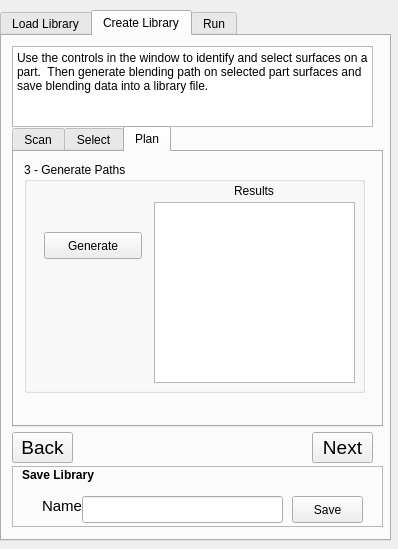
Above: godel_plugins/src/widgets/robot_blending_plugin.ui from ros-industrial-attic/godel before the change. Below: the same form after it.
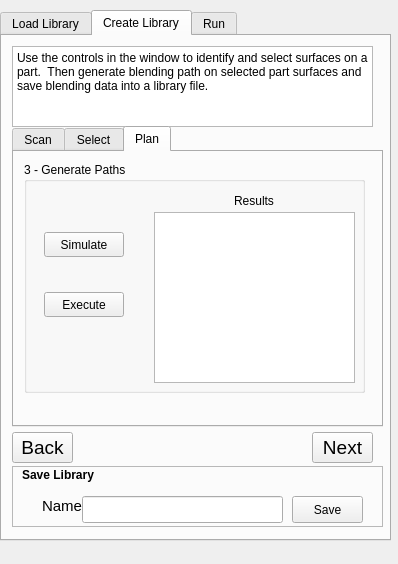
That is the form after the change. The open tabs and pages were chosen to show the change.

Commit message: Added button for simulation and execution and tied in with new services

```diff
--- a/godel_plugins/src/widgets/robot_blending_plugin.ui
+++ b/godel_plugins/src/widgets/robot_blending_plugin.ui
@@ -10,7 +10,7 @@
     <x>0</x>
     <y>0</y>
     <width>398</width>
-    <height>549</height>
+    <height>564</height>
    </rect>
   </property>
   <property name="sizePolicy">
@@ -682,34 +682,11 @@
        <property name="title">
         <string>3 - Generate Paths</string>
        </property>
-       <widget class="QPushButton" name="PushButtonGenPaths">
-        <property name="geometry">
-         <rect>
-          <x>20</x>
-          <y>70</y>
-          <width>98</width>
-          <height>27</height>
-         </rect>
-        </property>
-        <property name="text">
-         <string>Generate</string>
-        </property>
-       </widget>
-       <widget class="QListView" name="ListViewPathResults">
-        <property name="geometry">
-         <rect>
-          <x>130</x>
-          <y>40</y>
-          <width>201</width>
-          <height>181</height>
-         </rect>
-        </property>
-       </widget>
        <widget class="QLabel" name="label_4">
         <property name="geometry">
          <rect>
           <x>210</x>
-          <y>20</y>
+          <y>30</y>
           <width>66</width>
           <height>17</height>
          </rect>
@@ -718,6 +695,42 @@
          <string>Results</string>
         </property>
        </widget>
+       <widget class="QListWidget" name="ListPathResults">
+        <property name="geometry">
+         <rect>
+          <x>130</x>
+          <y>50</y>
+          <width>201</width>
+          <height>171</height>
+         </rect>
+        </property>
+       </widget>
+       <widget class="QPushButton" name="pushButtonSimulatePath">
+        <property name="geometry">
+         <rect>
+          <x>20</x>
+          <y>70</y>
+          <width>80</width>
+          <height>25</height>
+         </rect>
+        </property>
+        <property name="text">
+         <string>Simulate</string>
+        </property>
+       </widget>
+       <widget class="QPushButton" name="pushButtonExecutePath">
+        <property name="geometry">
+         <rect>
+          <x>20</x>
+          <y>130</y>
+          <width>80</width>
+          <height>25</height>
+         </rect>
+        </property>
+        <property name="text">
+         <string>Execute</string>
+        </property>
+       </widget>
       </widget>
      </widget>
     </widget>
```
Left out of the diff: 51 changed lines with no effect on the pictures. The commit also changes 2 other files.
